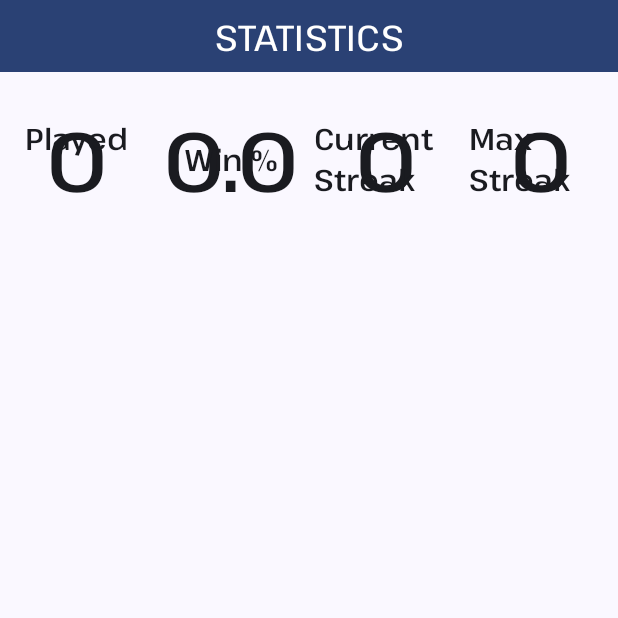
After one commit to sooshil/MyWordle, an Android app built with Jetpack Compose: the composable StatsScreen shown on its own in the app's theme, on a phone screen of 412 x 824 dp, the top half of it. The commit adds this screen. Run offline under Robolectric (Android 15) with nearby library versions, the phone set to English and light mode, and no system bars; our stand-ins replace Dagger/Hilt's generated code; 1 statement that could not run was skipped.

Commit message:
added stats screen

```diff
--- a/app/build.gradle
+++ b/app/build.gradle
@@ -72,6 +72,9 @@ dependencies {
     implementation "com.google.dagger:hilt-android:2.44.2"
     kapt "com.google.dagger:hilt-compiler:2.44.2"
 
+    //navigation
+    implementation "androidx.navigation:navigation-compose:2.6.0"
+
     //room
     implementation "androidx.room:room-runtime:2.5.1"
     implementation "androidx.room:room-ktx:2.5.1"
--- a/app/src/main/java/com/sukajee/wordle/ui/components/AnimatedText.kt
+++ b/app/src/main/java/com/sukajee/wordle/ui/components/AnimatedText.kt
@@ -9,7 +9,7 @@ import androidx.compose.ui.text.PlatformTextStyle
 import androidx.compose.ui.text.TextStyle
 import androidx.compose.ui.text.font.FontWeight
 import androidx.compose.ui.unit.sp
-import com.sukajee.wordle.ui.Cell
+import com.sukajee.wordle.ui.screens.mainscreen.Cell
 import com.sukajee.wordle.util.getCharColor
 
 @Composable
--- /dev/null
+++ b/app/src/main/java/com/sukajee/wordle/ui/components/StatsItem.kt
@@ -0,0 +1,29 @@
+package com.sukajee.wordle.ui.components
+
+import androidx.compose.foundation.layout.Box
+import androidx.compose.foundation.layout.padding
+import androidx.compose.material3.Text
+import androidx.compose.runtime.Composable
+import androidx.compose.ui.Alignment
+import androidx.compose.ui.Modifier
+import androidx.compose.ui.unit.dp
+import androidx.compose.ui.unit.sp
+
+@Composable
+fun StatsItem(
+    modifier: Modifier = Modifier,
+    stat: Stat
+) {
+    Box(
+        modifier = modifier.padding(4.dp),
+        contentAlignment = Alignment.Center
+    ) {
+        Text(text = stat.value, fontSize = 56.sp)
+        Text(text = stat.text)
+    }
+}
+
+data class Stat(
+    val text: String,
+    val value: String
+)
--- a/app/src/main/java/com/sukajee/wordle/ui/GameUiState.kt
+++ b/app/src/main/java/com/sukajee/wordle/ui/screens/mainscreen/GameUiState.kt
@@ -1,4 +1,4 @@
-package com.sukajee.wordle.ui
+package com.sukajee.wordle.ui.screens.mainscreen
 
 import com.sukajee.wordle.util.ErrorType
 
--- a/app/src/main/java/com/sukajee/wordle/ui/screens/mainscreen/MainScreen.kt
+++ b/app/src/main/java/com/sukajee/wordle/ui/screens/mainscreen/MainScreen.kt
@@ -38,9 +38,8 @@ import androidx.compose.ui.platform.LocalConfiguration
 import androidx.compose.ui.res.stringResource
 import androidx.compose.ui.unit.dp
 import androidx.compose.ui.unit.sp
+import androidx.navigation.NavController
 import com.sukajee.wordle.R
-import com.sukajee.wordle.ui.Cell
-import com.sukajee.wordle.ui.GameUiState
 import com.sukajee.wordle.ui.KeyState
 import com.sukajee.wordle.ui.components.AnimatedText
 import com.sukajee.wordle.ui.components.CustomDialog
@@ -60,6 +59,7 @@ import com.sukajee.wordle.R.string as strings
 
 @Composable
 fun MainScreen(
+    navController: NavController,
     viewModel: MainViewModel
 ) {
     val state by viewModel.gameState.collectAsState()
--- /dev/null
+++ b/app/src/main/java/com/sukajee/wordle/ui/screens/statsscreen/StatsScreen.kt
@@ -0,0 +1,120 @@
+package com.sukajee.wordle.ui.screens.statsscreen
+
+import androidx.compose.foundation.layout.Column
+import androidx.compose.foundation.layout.Row
+import androidx.compose.foundation.layout.Spacer
+import androidx.compose.foundation.layout.fillMaxSize
+import androidx.compose.foundation.layout.fillMaxWidth
+import androidx.compose.foundation.layout.height
+import androidx.compose.foundation.layout.padding
+import androidx.compose.material3.ExperimentalMaterial3Api
+import androidx.compose.material3.Scaffold
+import androidx.compose.runtime.Composable
+import androidx.compose.runtime.collectAsState
+import androidx.compose.runtime.getValue
+import androidx.compose.ui.Alignment
+import androidx.compose.ui.Modifier
+import androidx.compose.ui.res.stringResource
+import androidx.compose.ui.unit.dp
+import androidx.navigation.NavController
+import com.sukajee.wordle.R
+import com.sukajee.wordle.ui.components.Stat
+import com.sukajee.wordle.ui.components.StatsItem
+import com.sukajee.wordle.ui.components.TopBar
+
+@Composable
+fun StatsScreen(
+    navController: NavController,
+    statsViewModel: StatsViewModel
+) {
+
+    val stats by statsViewModel.statUiState.collectAsState()
+    StateLessStatsScreen(stats = stats)
+}
+
+@OptIn(ExperimentalMaterial3Api::class)
+@Composable
+fun StateLessStatsScreen(
+    modifier: Modifier = Modifier,
+    stats: StatsUiState
+) {
+    Scaffold(
+        modifier = modifier
+            .fillMaxSize(),
+        topBar = {
+            TopBar(
+                title = stringResource(id = R.string.statistics).uppercase()
+            )
+        }
+    ) { padding ->
+        Column(
+            modifier = modifier.padding(padding)
+        ) {
+            Spacer(modifier = Modifier.height(16.dp))
+            StatisticsRow(stats = stats, modifier = modifier)
+            Spacer(modifier = Modifier.height(16.dp))
+            GuessDistribution(
+                stats = stats,
+                modifier = modifier
+            )
+        }
+    }
+}
+
+@Composable
+fun StatisticsRow(
+    stats: StatsUiState,
+    modifier: Modifier = Modifier
+) {
+    Row(
+        modifier.fillMaxWidth(),
+        verticalAlignment = Alignment.CenterVertically
+    ) {
+        val winPercent = if (stats.playStats.playedCount == 0) {
+            0f.toString()
+        } else {
+            val percentage = stats.playStats.wonCount * 100f / stats.playStats.playedCount
+            if (percentage == percentage.toInt().toFloat()) {
+                percentage.toInt().toString()
+            } else {
+                String.format("%.1f", percentage)
+            }
+        }
+        StatsItem(
+            modifier = Modifier.weight(1f),
+            stat = Stat(
+                text = stringResource(id = R.string.played),
+                value = stats.playStats.playedCount.toString()
+            )
+        )
+        StatsItem(
+            modifier = Modifier.weight(1f),
+            stat = Stat(
+                text = stringResource(id = R.string.win_percentage),
+                value = winPercent
+            )
+        )
+        StatsItem(
+            modifier = Modifier.weight(1f),
+            stat = Stat(
+                text = stringResource(id = R.string.current_streak),
+                value = stats.playStats.currentStreak.toString()
+            )
+        )
+        StatsItem(
+            modifier = Modifier.weight(1f),
+            stat = Stat(
+                text = stringResource(id = R.string.max_streak),
+                value = stats.playStats.maxStreak.toString()
+            )
+        )
+    }
+}
+
+@Composable
+fun GuessDistribution(
+    modifier: Modifier = Modifier,
+    stats: StatsUiState
+) {
+
+}
--- /dev/null
+++ b/app/src/main/java/com/sukajee/wordle/ui/screens/statsscreen/StatsUiState.kt
@@ -0,0 +1,18 @@
+package com.sukajee.wordle.ui.screens.statsscreen
+
+data class StatsUiState(
+    val playStats: PlayStats = PlayStats(
+        playedCount = 0,
+        wonCount = 0,
+        currentStreak = 0,
+        maxStreak = 0
+    ),
+    val guesses: Map<Int, Int> = emptyMap()
+)
+
+data class PlayStats(
+    val playedCount: Int,
+    val wonCount: Int,
+    val currentStreak: Int,
+    val maxStreak: Int
+)
--- /dev/null
+++ b/app/src/main/java/com/sukajee/wordle/ui/screens/statsscreen/StatsViewModel.kt
@@ -0,0 +1,24 @@
+package com.sukajee.wordle.ui.screens.statsscreen
+
+import android.content.SharedPreferences
+import androidx.lifecycle.ViewModel
+import com.sukajee.wordle.repository.BaseRepository
+import dagger.hilt.android.lifecycle.HiltViewModel
+import kotlinx.coroutines.flow.MutableStateFlow
+import kotlinx.coroutines.flow.asStateFlow
+import javax.inject.Inject
+
+@HiltViewModel
+class StatsViewModel @Inject constructor(
+    private val repository: BaseRepository,
+    private val sharedPreferences: SharedPreferences
+): ViewModel() {
+
+    private val _statUiState = MutableStateFlow(StatsUiState())
+    val statUiState = _statUiState.asStateFlow()
+
+    init {
+
+    }
+
+}
--- a/app/src/main/res/values/strings.xml
+++ b/app/src/main/res/values/strings.xml
@@ -67,4 +67,9 @@
     <string name="word_not_found_variant_three">No success in finding the word. The hidden word was: %1$s.\nLet\'s hope for better luck with the next.</string>
     <string name="word_not_found_variant_four">The search for the word was unsuccessful. The hidden word was: %1$s.\nKeep going with the next word.</string>
     <string name="word_not_found_variant_five">The word stayed unresolved. The hidden word was: %1$s.\nBetter luck with the next one.</string>
+    <string name="statistics">Statistics</string>
+    <string name="played">Played\n</string>
+    <string name="win_percentage">Win %</string>
+    <string name="current_streak">Current Streak</string>
+    <string name="max_streak">Max Streak</string>
 </resources>
```
Also changed, not shown: app/src/main/java/com/sukajee/wordle/navigation/Navigation.kt (added, +21 -0 lines), app/src/main/java/com/sukajee/wordle/navigation/Screen.kt (added, +8 -0 lines), app/src/main/java/com/sukajee/wordle/ui/screens/mainscreen/MainViewModel.kt (+1 -8 lines), app/src/main/java/com/sukajee/wordle/util/ColorUtils.kt (+2 -9 lines), 1 other file.
